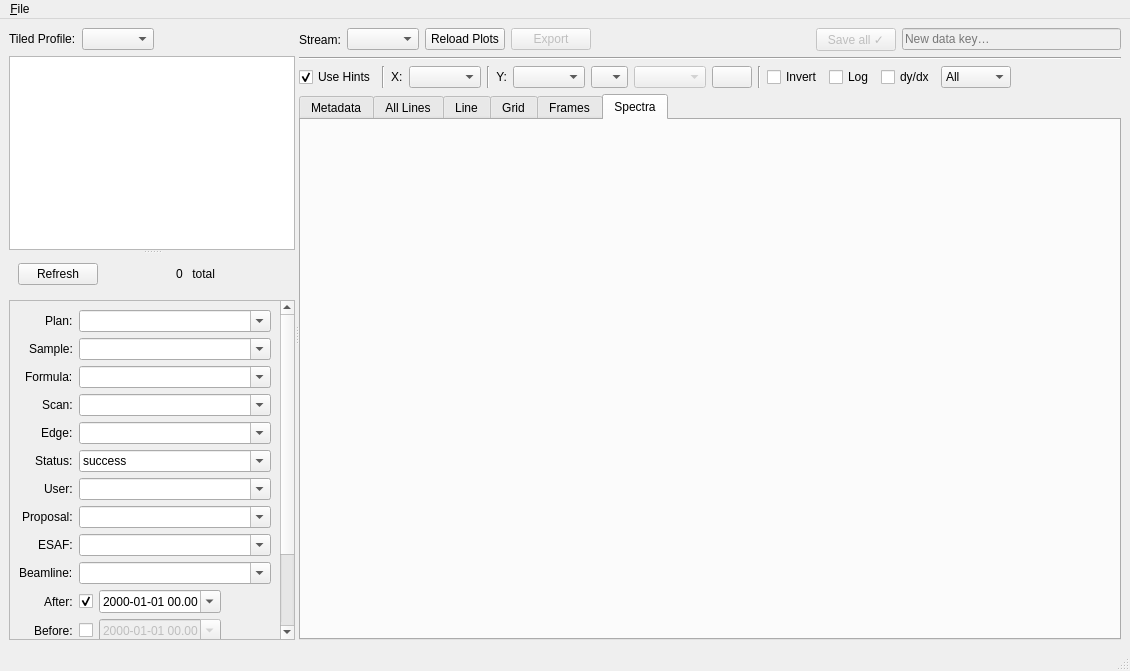
Qt form src/run_browser/main_window.ui (spc-group/run-browser) before a commit.
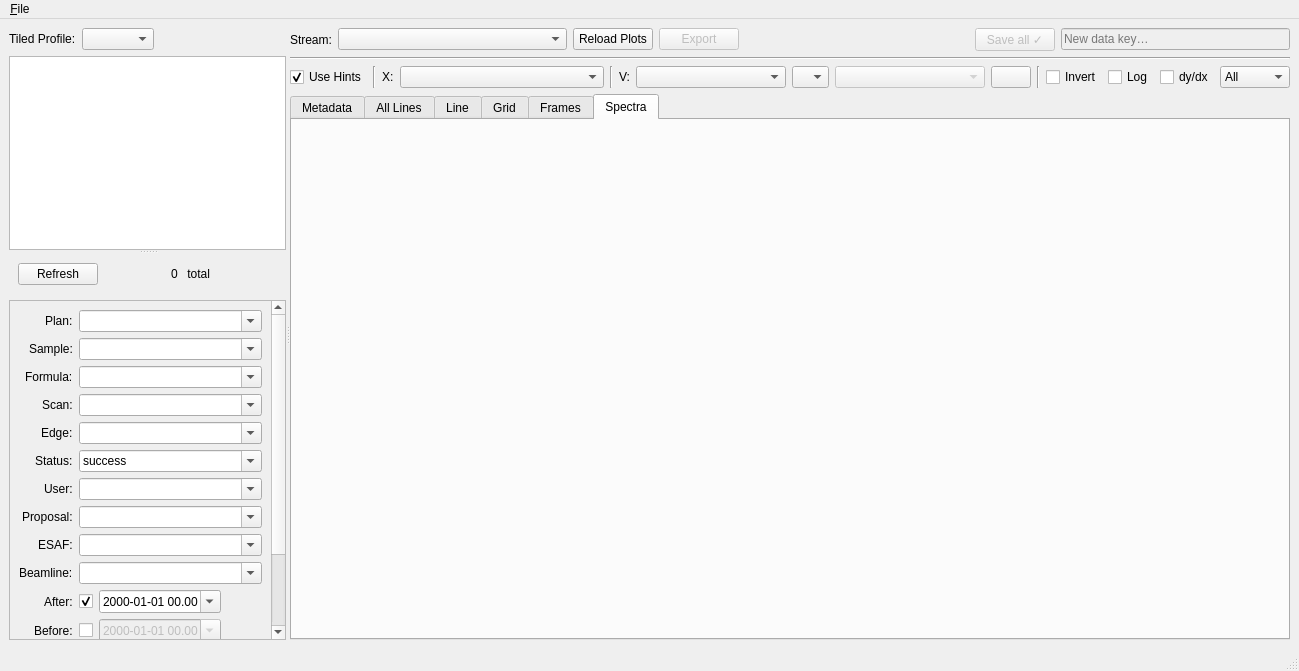
The same form after that commit. Icons and pictures are not drawn. Custom widgets are drawn as their Qt base class.

```diff
--- a/src/run_browser/main_window.ui
+++ b/src/run_browser/main_window.ui
@@ -9,7 +9,7 @@
    <rect>
     <x>0</x>
     <y>0</y>
-    <width>1130</width>
+    <width>1299</width>
     <height>671</height>
    </rect>
   </property>
@@ -198,7 +198,7 @@
                 <rect>
                  <x>0</x>
                  <y>0</y>
-                 <width>280</width>
+                 <width>283</width>
                  <height>445</height>
                 </rect>
                </property>
@@ -611,6 +611,18 @@
             <property name="enabled">
              <bool>true</bool>
             </property>
+            <property name="sizePolicy">
+             <sizepolicy hsizetype="MinimumExpanding" vsizetype="Fixed">
+              <horstretch>0</horstretch>
+              <verstretch>0</verstretch>
+             </sizepolicy>
+            </property>
+            <property name="minimumSize">
+             <size>
+              <width>100</width>
+              <height>0</height>
+             </size>
+            </property>
            </widget>
           </item>
           <item>
@@ -704,7 +716,26 @@
              </widget>
             </item>
             <item>
-             <widget class="QComboBox" name="x_signal_combobox"/>
+             <widget class="QComboBox" name="x_signal_combobox">
+              <property name="sizePolicy">
+               <sizepolicy hsizetype="MinimumExpanding" vsizetype="Fixed">
+                <horstretch>0</horstretch>
+                <verstretch>0</verstretch>
+               </sizepolicy>
+              </property>
+              <property name="minimumSize">
+               <size>
+                <width>150</width>
+                <height>0</height>
+               </size>
+              </property>
+              <property name="baseSize">
+               <size>
+                <width>0</width>
+                <height>0</height>
+               </size>
+              </property>
+             </widget>
             </item>
            </layout>
           </item>
@@ -720,7 +751,7 @@
             <item>
              <widget class="QLabel" name="y_signal_label">
               <property name="text">
-               <string>Y:</string>
+               <string>V:</string>
               </property>
               <property name="alignment">
                <set>Qt::AlignmentFlag::AlignRight|Qt::AlignmentFlag::AlignTrailing|Qt::AlignmentFlag::AlignVCenter</set>
@@ -728,7 +759,19 @@
              </widget>
             </item>
             <item>
-             <widget class="QComboBox" name="y_signal_combobox">
+             <widget class="QComboBox" name="v_signal_combobox">
+              <property name="sizePolicy">
+               <sizepolicy hsizetype="MinimumExpanding" vsizetype="Fixed">
+                <horstretch>0</horstretch>
+                <verstretch>0</verstretch>
+               </sizepolicy>
+              </property>
+              <property name="minimumSize">
+               <size>
+                <width>150</width>
+                <height>0</height>
+               </size>
+              </property>
               <property name="baseSize">
                <size>
                 <width>0</width>
@@ -771,6 +814,18 @@
               <property name="enabled">
                <bool>false</bool>
               </property>
+              <property name="sizePolicy">
+               <sizepolicy hsizetype="MinimumExpanding" vsizetype="Fixed">
+                <horstretch>0</horstretch>
+                <verstretch>0</verstretch>
+               </sizepolicy>
+              </property>
+              <property name="minimumSize">
+               <size>
+                <width>150</width>
+                <height>0</height>
+               </size>
+              </property>
               <property name="baseSize">
                <size>
                 <width>0</width>
@@ -855,19 +910,6 @@
             </item>
            </widget>
           </item>
-          <item>
-           <spacer name="horizontalSpacer_2">
-            <property name="orientation">
-             <enum>Qt::Orientation::Horizontal</enum>
-            </property>
-            <property name="sizeHint" stdset="0">
-             <size>
-              <width>40</width>
-              <height>20</height>
-             </size>
-            </property>
-           </spacer>
-          </item>
          </layout>
         </item>
         <item>
@@ -939,7 +981,7 @@
     <rect>
      <x>0</x>
      <y>0</y>
-     <width>1130</width>
+     <width>1299</width>
      <height>19</height>
     </rect>
    </property>
```
Left out of the diff: 2 changed lines with no effect on the pictures.
